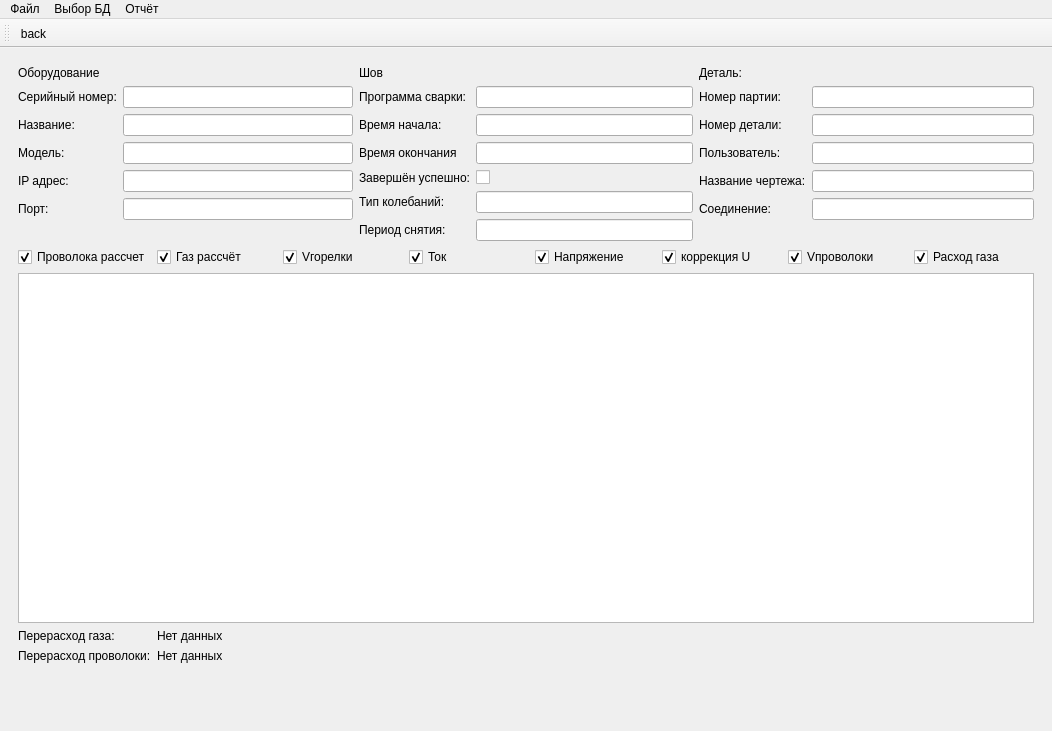
Above: venv/irsDB/base.ui from Ilaygor/irsDB before the change. Below: the same form after it.
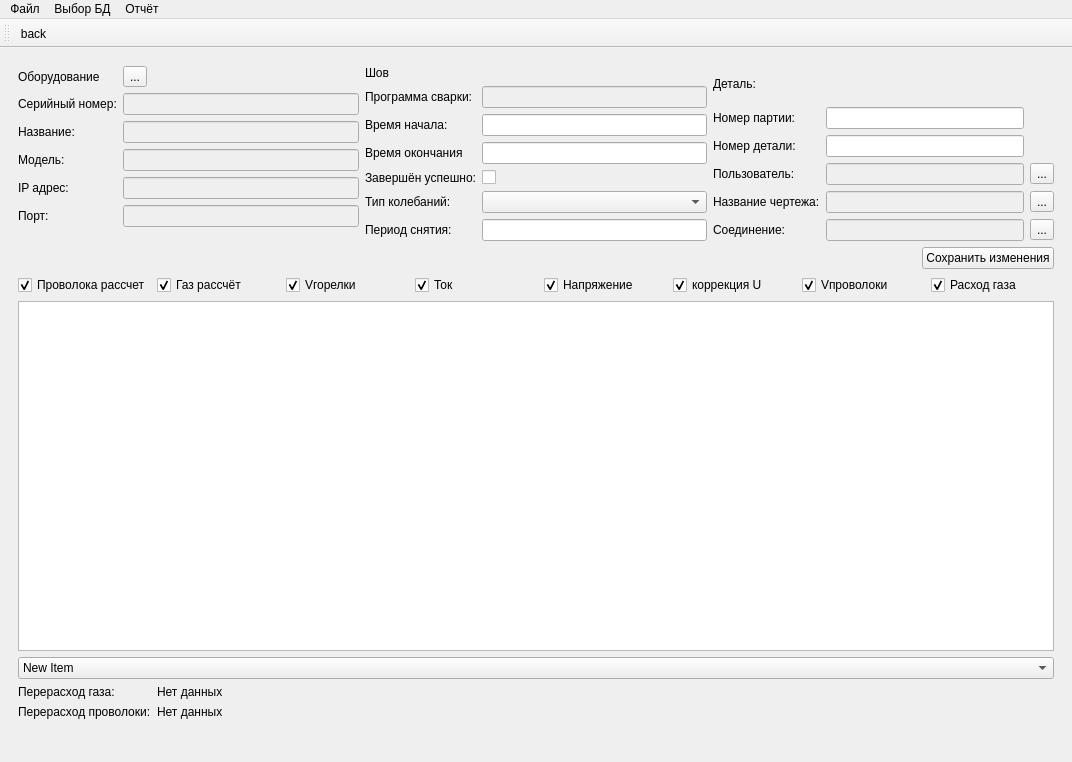
That is the form after the change. The open tabs and pages were chosen to show the change. Icons and pictures are not drawn. Custom widgets are drawn as their Qt base class.

The edit to the form file:
```diff
--- a/venv/irsDB/base.ui
+++ b/venv/irsDB/base.ui
@@ -6,8 +6,8 @@
    <rect>
     <x>0</x>
     <y>0</y>
-    <width>1052</width>
-    <height>731</height>
+    <width>1072</width>
+    <height>762</height>
    </rect>
   </property>
   <property name="windowTitle">
@@ -86,18 +86,30 @@
             <item row="1" column="1">
              <widget class="QLineEdit" name="lineEdit_3">
               <property name="enabled">
-               <bool>true</bool>
+               <bool>false</bool>
               </property>
              </widget>
             </item>
             <item row="2" column="1">
-             <widget class="QLineEdit" name="lineEdit_4"/>
+             <widget class="QLineEdit" name="lineEdit_4">
+              <property name="enabled">
+               <bool>false</bool>
+              </property>
+             </widget>
             </item>
             <item row="3" column="1">
-             <widget class="QLineEdit" name="lineEdit_5"/>
+             <widget class="QLineEdit" name="lineEdit_5">
+              <property name="enabled">
+               <bool>false</bool>
+              </property>
+             </widget>
             </item>
             <item row="4" column="1">
-             <widget class="QLineEdit" name="lineEdit_6"/>
+             <widget class="QLineEdit" name="lineEdit_6">
+              <property name="enabled">
+               <bool>false</bool>
+              </property>
+             </widget>
             </item>
             <item row="5" column="0">
              <widget class="QLabel" name="label_56">
@@ -107,15 +119,33 @@
              </widget>
             </item>
             <item row="5" column="1">
-             <widget class="QLineEdit" name="lineEdit_8"/>
+             <widget class="QLineEdit" name="lineEdit_8">
+              <property name="enabled">
+               <bool>false</bool>
+              </property>
+             </widget>
+            </item>
+            <item row="0" column="1">
+             <widget class="QToolButton" name="chooseEqvipment">
+              <property name="text">
+               <string>...</string>
+              </property>
+             </widget>
             </item>
            </layout>
           </item>
           <item>
-           <layout class="QFormLayout" name="formLayout_3">
+           <layout class="QGridLayout" name="gridLayout_7">
             <property name="sizeConstraint">
              <enum>QLayout::SetMinimumSize</enum>
             </property>
+            <item row="1" column="0">
+             <widget class="QLabel" name="label_13">
+              <property name="text">
+               <string>Программа сварки:</string>
+              </property>
+             </widget>
+            </item>
             <item row="0" column="0">
              <widget class="QLabel" name="label_12">
               <property name="text">
@@ -123,20 +153,6 @@
               </property>
              </widget>
             </item>
-            <item row="1" column="0">
-             <widget class="QLabel" name="label_13">
-              <property name="text">
-               <string>Программа сварки:</string>
-              </property>
-             </widget>
-            </item>
-            <item row="2" column="0">
-             <widget class="QLabel" name="label_15">
-              <property name="text">
-               <string>Время начала:</string>
-              </property>
-             </widget>
-            </item>
             <item row="3" column="0">
              <widget class="QLabel" name="label_21">
               <property name="text">
@@ -144,6 +160,13 @@
               </property>
              </widget>
             </item>
+            <item row="1" column="1">
+             <widget class="QLineEdit" name="weldingProgram_2">
+              <property name="enabled">
+               <bool>false</bool>
+              </property>
+             </widget>
+            </item>
             <item row="4" column="0">
              <widget class="QLabel" name="label_17">
               <property name="text">
@@ -151,25 +174,6 @@
               </property>
              </widget>
             </item>
-            <item row="4" column="1">
-             <widget class="QCheckBox" name="endStatus">
-              <property name="enabled">
-               <bool>true</bool>
-              </property>
-              <property name="text">
-               <string/>
-              </property>
-             </widget>
-            </item>
-            <item row="1" column="1">
-             <widget class="QLineEdit" name="weldingProgram_2"/>
-            </item>
-            <item row="2" column="1">
-             <widget class="QLineEdit" name="startTime"/>
-            </item>
-            <item row="3" column="1">
-             <widget class="QLineEdit" name="endTime"/>
-            </item>
             <item row="5" column="0">
              <widget class="QLabel" name="label_24">
               <property name="text">
@@ -177,11 +181,12 @@
               </property>
              </widget>
             </item>
-            <item row="5" column="1">
-             <widget class="QLineEdit" name="lineEdit_7"/>
-            </item>
-            <item row="6" column="1">
-             <widget class="QLineEdit" name="lineEdit_9"/>
+            <item row="2" column="0">
+             <widget class="QLabel" name="label_15">
+              <property name="text">
+               <string>Время начала:</string>
+              </property>
+             </widget>
             </item>
             <item row="6" column="0">
              <widget class="QLabel" name="label_57">
@@ -190,13 +195,66 @@
               </property>
              </widget>
             </item>
+            <item row="6" column="1">
+             <widget class="QLineEdit" name="lineEdit_9"/>
+            </item>
+            <item row="4" column="1">
+             <widget class="QCheckBox" name="endStatus">
+              <property name="enabled">
+               <bool>true</bool>
+              </property>
+              <property name="text">
+               <string/>
+              </property>
+             </widget>
+            </item>
+            <item row="3" column="1">
+             <widget class="QLineEdit" name="endTime"/>
+            </item>
+            <item row="2" column="1">
+             <widget class="QLineEdit" name="startTime"/>
+            </item>
+            <item row="5" column="1">
+             <widget class="QComboBox" name="comboBox_2"/>
+            </item>
            </layout>
           </item>
           <item>
-           <layout class="QFormLayout" name="formLayout_5">
+           <layout class="QGridLayout" name="gridLayout_6">
             <property name="sizeConstraint">
              <enum>QLayout::SetMinimumSize</enum>
             </property>
+            <item row="2" column="1">
+             <widget class="QLineEdit" name="detailNumber"/>
+            </item>
+            <item row="4" column="1">
+             <widget class="QLineEdit" name="detailId">
+              <property name="enabled">
+               <bool>false</bool>
+              </property>
+             </widget>
+            </item>
+            <item row="5" column="0">
+             <widget class="QLabel" name="label_30">
+              <property name="text">
+               <string>Соединение:</string>
+              </property>
+             </widget>
+            </item>
+            <item row="5" column="1">
+             <widget class="QLineEdit" name="connId_2">
+              <property name="enabled">
+               <bool>false</bool>
+              </property>
+             </widget>
+            </item>
+            <item row="0" column="0">
+             <widget class="QLabel" name="label_37">
+              <property name="text">
+               <string>Деталь:</string>
+              </property>
+             </widget>
+            </item>
             <item row="1" column="0">
              <widget class="QLabel" name="label_35">
               <property name="text">
@@ -211,17 +269,13 @@
               </property>
              </widget>
             </item>
-            <item row="0" column="0">
-             <widget class="QLabel" name="label_37">
-              <property name="text">
-               <string>Деталь:</string>
-              </property>
-             </widget>
+            <item row="1" column="1">
+             <widget class="QLineEdit" name="batchNumber"/>
             </item>
-            <item row="3" column="0">
-             <widget class="QLabel" name="label_59">
-              <property name="text">
-               <string>Пользователь:</string>
+            <item row="3" column="1">
+             <widget class="QLineEdit" name="authorizedUser">
+              <property name="enabled">
+               <bool>false</bool>
               </property>
              </widget>
             </item>
@@ -232,29 +286,59 @@
               </property>
              </widget>
             </item>
-            <item row="5" column="0">
-             <widget class="QLabel" name="label_30">
+            <item row="3" column="0">
+             <widget class="QLabel" name="label_59">
               <property name="text">
-               <string>Соединение:</string>
+               <string>Пользователь:</string>
               </property>
              </widget>
             </item>
-            <item row="1" column="1">
-             <widget class="QLineEdit" name="batchNumber"/>
+            <item row="3" column="2">
+             <widget class="QToolButton" name="chooseUser">
+              <property name="text">
+               <string>...</string>
+              </property>
+             </widget>
             </item>
-            <item row="2" column="1">
-             <widget class="QLineEdit" name="detailNumber"/>
+            <item row="4" column="2">
+             <widget class="QToolButton" name="chooseBlueprint">
+              <property name="text">
+               <string>...</string>
+              </property>
+             </widget>
             </item>
-            <item row="3" column="1">
-             <widget class="QLineEdit" name="authorizedUser"/>
+            <item row="5" column="2">
+             <widget class="QToolButton" name="chooseConn">
+              <property name="text">
+               <string>...</string>
+              </property>
+             </widget>
             </item>
-            <item row="4" column="1">
-             <widget class="QLineEdit" name="detailId"/>
-            </item>
-            <item row="5" column="1">
-             <widget class="QLineEdit" name="connId_2"/>
-            </item>
-           </layout>
+           </layout>
+          </item>
+         </layout>
+        </item>
+        <item>
+         <layout class="QHBoxLayout" name="horizontalLayout_14">
+          <item>
+           <spacer name="horizontalSpacer_12">
+            <property name="orientation">
+             <enum>Qt::Horizontal</enum>
+            </property>
+            <property name="sizeHint" stdset="0">
+             <size>
+              <width>40</width>
+              <height>20</height>
+             </size>
+            </property>
+           </spacer>
+          </item>
+          <item>
+           <widget class="QPushButton" name="pushButton_6">
+            <property name="text">
+             <string>Сохранить изменения</string>
+            </property>
+           </widget>
           </item>
          </layout>
         </item>
@@ -352,6 +436,20 @@
           </property>
          </widget>
         </item>
+        <item>
+         <widget class="QComboBox" name="comboBox">
+          <item>
+           <property name="text">
+            <string>New Item</string>
+           </property>
+          </item>
+          <item>
+           <property name="text">
+            <string>2</string>
+           </property>
+          </item>
+         </widget>
+        </item>
         <item>
          <layout class="QFormLayout" name="formLayout">
           <item row="0" column="0">
@@ -1474,7 +1572,7 @@
     <rect>
      <x>0</x>
      <y>0</y>
-     <width>1052</width>
+     <width>1072</width>
      <height>26</height>
     </rect>
    </property>
```
Left out of the diff: 58 changed lines with no effect on the pictures. Lines whose indentation alone changed are shown as unchanged.
